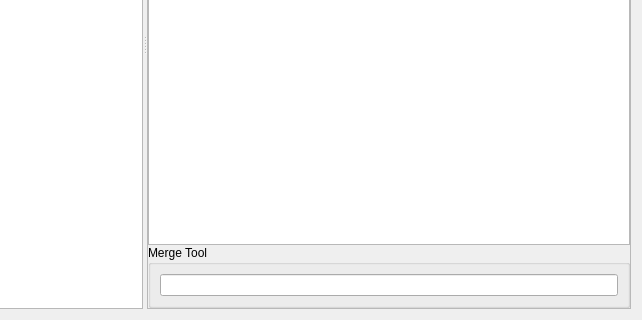
This is ui/mergedialog.ui in bainonline/teamgit as Qt 5 draws it before an edit; both pictures show x 124 to 766 and y 233 to 553 of the 766 by 553 pixel window. The edited form follows.
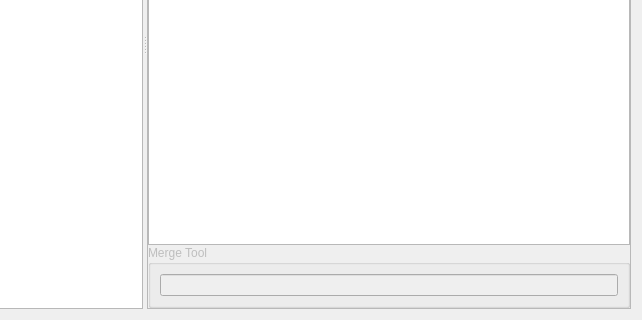
This is the edited form.

Commit message:
Disable merge tool options group box
We support only meld for now

Diff of the .ui file:
```diff
--- a/ui/mergedialog.ui
+++ b/ui/mergedialog.ui
@@ -73,7 +73,10 @@
         </layout>
        </item>
        <item>
-        <widget class="QGroupBox" name="groupBox" >
+        <widget class="QGroupBox" name="mergetoolOptionsBox" >
+         <property name="enabled" >
+          <bool>false</bool>
+         </property>
          <property name="sizePolicy" >
           <sizepolicy vsizetype="Preferred" hsizetype="Preferred" >
            <horstretch>3</horstretch>
```
